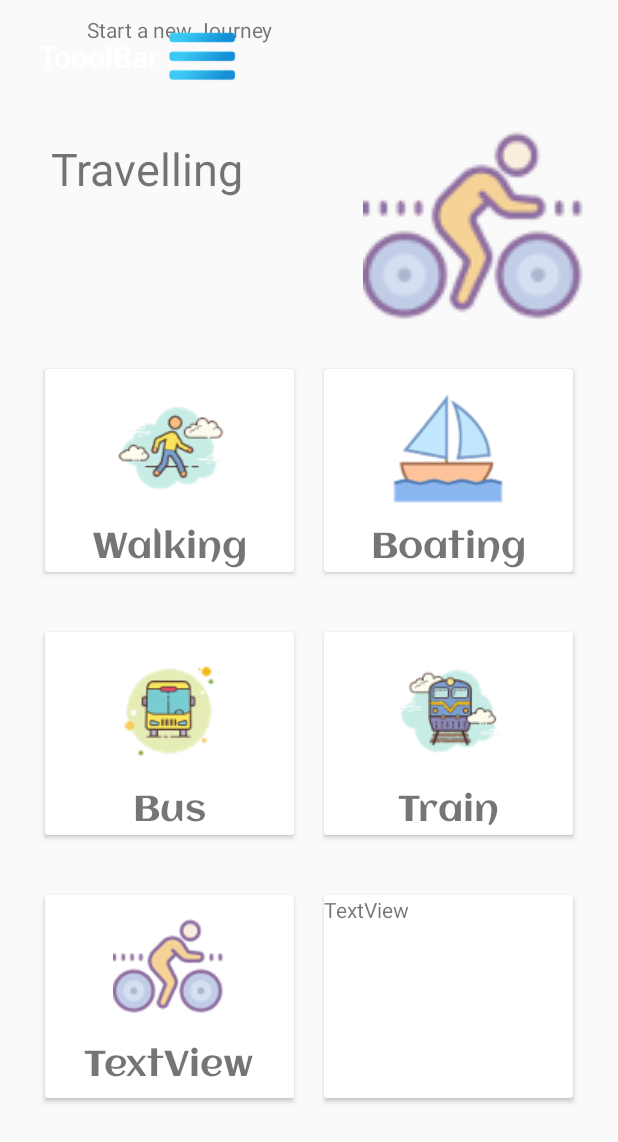
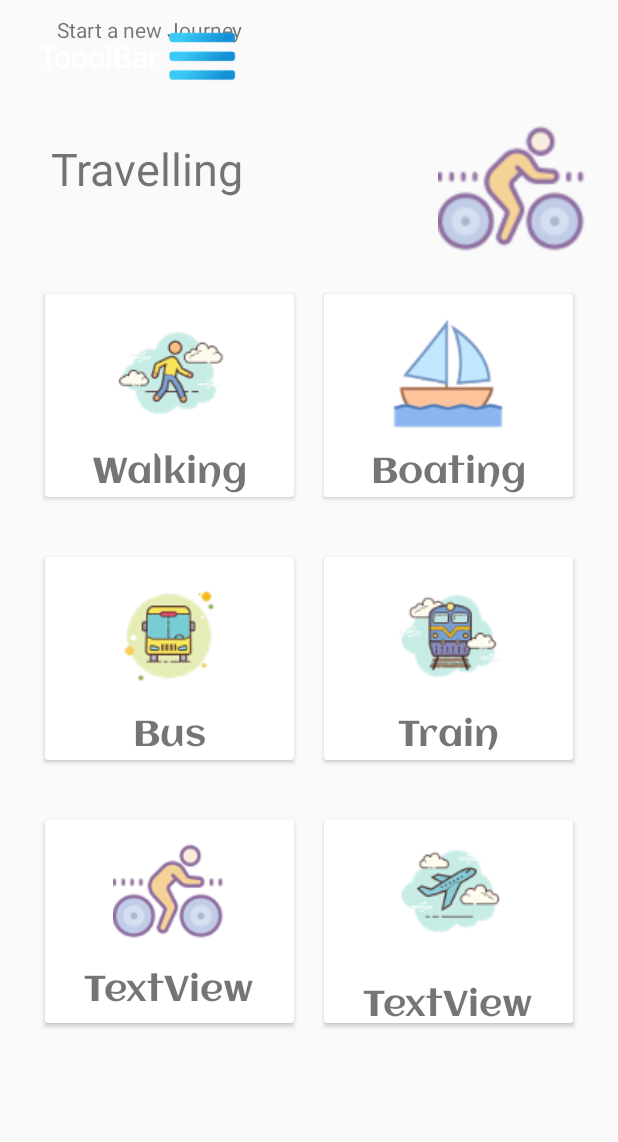
Before and after one commit to Mr-Perfectuz/Android_Navigation_Drawer-, an Android app: the screen it shows after launch (MainActivity), on a phone screen of 412 x 824 dp. Shown: the top 1142 px of the screen. Run offline under Robolectric (Android 15) with nearby library versions, the phone set to English and light mode, and no system bars; Roboto replaces fonts that are not available here.

Commit message:
Dashboard Ui have been updated

```diff
--- a/app/src/main/res/layout/activity_main.xml
+++ b/app/src/main/res/layout/activity_main.xml
@@ -1,5 +1,5 @@
 <?xml version="1.0" encoding="utf-8"?>
-<androidx.constraintlayout.widget.ConstraintLayout xmlns:android="http://schemas.android.com/apk/res/android"
+<ScrollView xmlns:android="http://schemas.android.com/apk/res/android"
     xmlns:app="http://schemas.android.com/apk/res-auto"
     xmlns:tools="http://schemas.android.com/tools"
     android:layout_width="match_parent"
@@ -8,6 +8,12 @@
     android:layout_margin="10dp"
     android:layout_marginTop="10dp"
     tools:context=".MainActivity">
+
+    <androidx.constraintlayout.widget.ConstraintLayout
+        android:layout_width="match_parent"
+        android:layout_height="match_parent">
+
+
 
     <include
         android:id="@+id/toolbar"
@@ -29,17 +35,17 @@
         android:id="@+id/textView3"
         android:layout_width="0dp"
         android:layout_height="wrap_content"
-        android:layout_marginEnd="60dp"
+        android:layout_marginEnd="130dp"
         android:text="@string/start_a_new_journey"
         app:layout_constraintEnd_toStartOf="@+id/imageView"
-        tools:layout_editor_absoluteY="148dp" />
+        tools:layout_editor_absoluteY="147dp" />
 
     <ImageView
         android:id="@+id/imageView"
-        android:layout_width="150dp"
+        android:layout_width="100dp"
 
 
-        android:layout_height="150dp"
+        android:layout_height="100dp"
         android:layout_marginTop="10dp"
         android:layout_marginEnd="10dp"
         android:contentDescription="@string/todo"
@@ -219,7 +225,7 @@
                     android:id="@+id/textView8"
                     android:layout_width="wrap_content"
                     android:layout_height="wrap_content"
-                    android:layout_below="@id/imageView2"
+                    android:layout_below="@id/cycle"
                     android:layout_centerHorizontal="true"
                     android:layout_margin="10dp"
                     android:fontFamily="@font/aclonica"
@@ -227,7 +233,7 @@
                     android:textSize="24sp" />
 
                 <ImageView
-                    android:id="@+id/imageView2"
+                    android:id="@+id/cycle"
                     android:layout_width="75dp"
                     android:layout_height="75dp"
                     android:layout_centerHorizontal="true"
@@ -250,10 +256,24 @@
                     android:id="@+id/textView9"
                     android:layout_width="wrap_content"
                     android:layout_height="wrap_content"
-                    android:text="TextView" />
+                    android:layout_below="@id/airplane"
+                    android:layout_centerHorizontal="true"
+                    android:layout_marginTop="10dp"
+                    android:fontFamily="@font/aclonica"
+                    android:text="TextView"
+                    android:textSize="24sp" />
+
+                <ImageView
+                    android:id="@+id/airplane"
+                    android:layout_width="75dp"
+                    android:layout_height="75dp"
+                    android:layout_centerHorizontal="true"
+                    android:layout_margin="10dp"
+                    app:srcCompat="@drawable/icons8_airplane_take_off_100" />
             </RelativeLayout>
         </androidx.cardview.widget.CardView>
     </LinearLayout>
 
+    </androidx.constraintlayout.widget.ConstraintLayout>
 
-</androidx.constraintlayout.widget.ConstraintLayout>
+</ScrollView>
```
